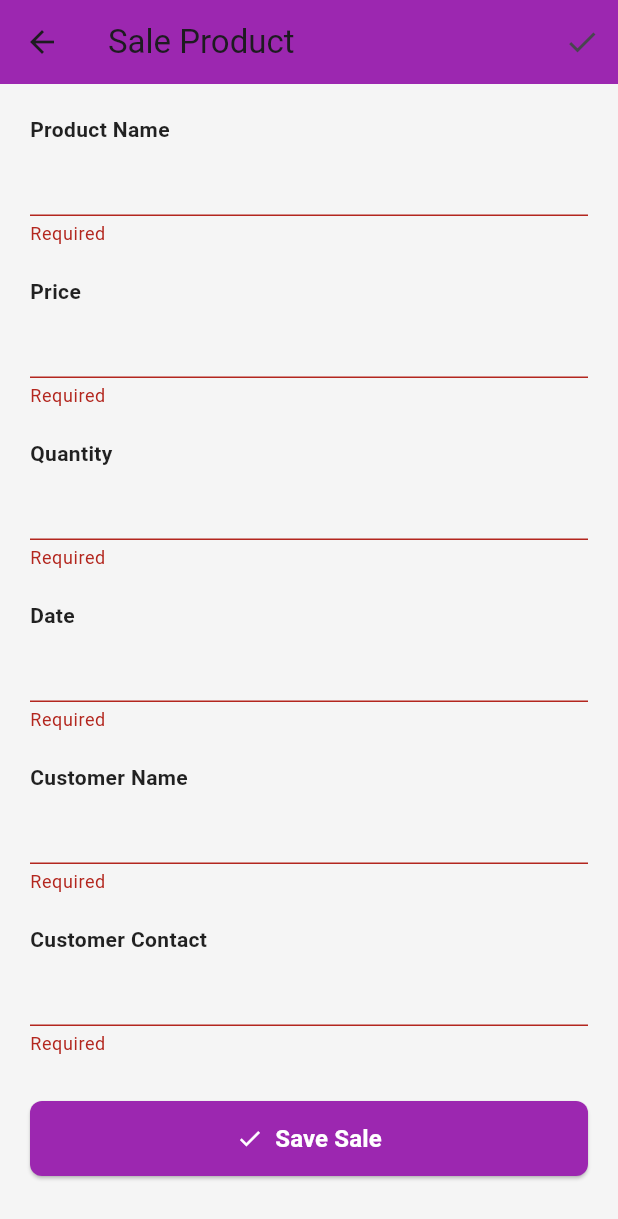
After one commit to muhammadmuneebmanzoor/inventory_managment_system_app_dev_project, a Flutter app: the SaleProductPage screen opened directly, after a tap on "Save Sale", on a phone screen of 412 x 824 dp. The commit adds this screen. Shown: the top 1219 px of the screen. Run offline on Flutter 3.47's test engine with Material 3 defaults, Android fonts, the phone set to English and light mode, and no system bars; our stand-ins replace image_picker.

Commit message:
update sale product page form fields, and add save sale action button

```diff
--- a/lib/auth_page.dart
+++ b/lib/auth_page.dart
@@ -20,11 +20,10 @@ class _AuthPageState extends State<AuthPage> {
   void _submit() {
     if (_formKey.currentState!.validate()) {
       if (isLoginMode) {
-        // Login success -> Animate and navigate to Dashboard
         Navigator.pushReplacement(
           context,
           PageRouteBuilder(
-            pageBuilder: (context, animation, secondaryAnimation) => const DashboardPage(),
+            pageBuilder: (context, animation, secondaryAnimation) => DashboardPage(),
             transitionsBuilder: (context, animation, secondaryAnimation, child) {
               return FadeTransition(
                 opacity: animation,
@@ -41,7 +40,6 @@ class _AuthPageState extends State<AuthPage> {
           ),
         );
       } else {
-        // Sign up success -> Show popup dialog
         showDialog(
           context: context,
           barrierDismissible: false,
@@ -60,9 +58,9 @@ class _AuthPageState extends State<AuthPage> {
                 ElevatedButton(
                   style: ElevatedButton.styleFrom(backgroundColor: Colors.purple, foregroundColor: Colors.white),
                   onPressed: () {
-                    Navigator.of(context).pop(); // Close dialog
+                    Navigator.of(context).pop();
                     setState(() {
-                      isLoginMode = true; // Switch back to login
+                      isLoginMode = true;
                       _formKey.currentState?.reset();
                       _passwordController.clear();
                     });
--- a/lib/dashboard.dart
+++ b/lib/dashboard.dart
@@ -3,7 +3,7 @@ import 'add_product_page.dart';
 import 'add_vendor_page.dart';
 import 'product_list_page.dart';
 import 'vendor_list_page.dart';
-import 'purchase_detail_page.dart';
+import 'sale_product_page.dart';
 
 class DashboardPage extends StatelessWidget {
   const DashboardPage({super.key});
@@ -69,7 +69,12 @@ class DashboardPage extends StatelessWidget {
                     child: _buildDashboardCard(
                       title: 'Sale Product',
                       icon: Icons.remove_shopping_cart,
-                      onTap: () {},
+                      onTap: () {
+                        Navigator.push(
+                          context,
+                          MaterialPageRoute(builder: (context) => const SaleProductPage()),
+                        );
+                      },
                     ),
                   ),
                 ],
@@ -118,14 +123,7 @@ class DashboardPage extends StatelessWidget {
                     child: _buildDashboardCard(
                       title: 'Purchase Detail',
                       icon: Icons.receipt_long,
-                      onTap: () {
-                        Navigator.push(
-                          context,
-                          MaterialPageRoute(
-                            builder: (context) => const PurchaseDetailPage(),
-                          ),
-                        );
-                      },
+                      onTap: () {},
                     ),
                   ),
                   const SizedBox(width: 12),
--- /dev/null
+++ b/lib/sale_product_page.dart
@@ -0,0 +1,231 @@
+import 'package:flutter/material.dart';
+
+class SaleProductPage extends StatefulWidget {
+  const SaleProductPage({super.key});
+
+  @override
+  State<SaleProductPage> createState() => _SaleProductPageState();
+}
+
+class _SaleProductPageState extends State<SaleProductPage> {
+  final _formKey = GlobalKey<FormState>();
+
+  final TextEditingController _productNameController = TextEditingController();
+  final TextEditingController _priceController = TextEditingController();
+  final TextEditingController _quantityController = TextEditingController();
+  final TextEditingController _dateController = TextEditingController();
+  final TextEditingController _customerNameController = TextEditingController();
+  final TextEditingController _customerContactController = TextEditingController();
+
+  final List<String> _dummyProducts = ['Mouse', 'Keyboard', 'Monitor', 'Laptop', 'Pen'];
+
+  Future<void> _selectDate(BuildContext context) async {
+    final DateTime? picked = await showDatePicker(
+      context: context,
+      initialDate: DateTime.now(),
+      firstDate: DateTime(2000),
+      lastDate: DateTime(2101),
+    );
+    if (picked != null) {
+      setState(() {
+        _dateController.text = "${picked.day}/${picked.month}/${picked.year}";
+      });
+    }
+  }
+
+  void _completeSale() {
+    if (_formKey.currentState!.validate()) {
+      showDialog(
+        context: context,
+        builder: (context) => AlertDialog(
+          title: const Text('Success'),
+          content: const Text('Sale recorded successfully!'),
+          actions: [
+            ElevatedButton(
+              style: ElevatedButton.styleFrom(
+                backgroundColor: Colors.purple,
+                foregroundColor: Colors.white,
+              ),
+              onPressed: () {
+                Navigator.pop(context);
+                Navigator.pop(context);
+              },
+              child: const Text('OK'),
+            ),
+          ],
+        ),
+      );
+    }
+  }
+
+  @override
+  void dispose() {
+    _productNameController.dispose();
+    _priceController.dispose();
+    _quantityController.dispose();
+    _dateController.dispose();
+    _customerNameController.dispose();
+    _customerContactController.dispose();
+    super.dispose();
+  }
+
+  @override
+  Widget build(BuildContext context) {
+    return Scaffold(
+      appBar: AppBar(
+        title: const Text('Sale Product'),
+        backgroundColor: Colors.purple,
+        elevation: 0,
+        actions: [
+          IconButton(
+            icon: const Icon(Icons.check),
+            onPressed: _completeSale,
+          ),
+        ],
+      ),
+      body: SafeArea(
+        child: SingleChildScrollView(
+          padding: const EdgeInsets.all(20.0),
+          child: Form(
+            key: _formKey,
+            child: Column(
+              crossAxisAlignment: CrossAxisAlignment.start,
+              children: [
+                const Text(
+                  'Product Name',
+                  style: TextStyle(fontWeight: FontWeight.bold, color: Colors.black87),
+                ),
+                Autocomplete<String>(
+                  optionsBuilder: (TextEditingValue textEditingValue) {
+                    if (textEditingValue.text == '') {
+                      return const Iterable<String>.empty();
+                    }
+                    return _dummyProducts.where((String option) {
+                      return option.toLowerCase().contains(textEditingValue.text.toLowerCase());
+                    });
+                  },
+                  onSelected: (String selection) {
+                    _productNameController.text = selection;
+                  },
+                  fieldViewBuilder: (context, controller, focusNode, onFieldSubmitted) {
+                    return TextFormField(
+                      controller: controller,
+                      focusNode: focusNode,
+                      decoration: const InputDecoration(
+                        hintText: '',
+                      ),
+                      validator: (v) => v == null || v.trim().isEmpty ? 'Required' : null,
+                    );
+                  },
+                ),
+                const SizedBox(height: 20),
+                const Text(
+                  'Price',
+                  style: TextStyle(fontWeight: FontWeight.bold, color: Colors.black87),
+                ),
+                TextFormField(
+                  controller: _priceController,
+                  keyboardType: const TextInputType.numberWithOptions(decimal: true),
+                  decoration: const InputDecoration(
+                    hintText: '',
+                  ),
+                  validator: (v) {
+                    if (v == null || v.trim().isEmpty) return 'Required';
+                    if (double.tryParse(v.trim()) == null) return 'Enter a valid price';
+                    return null;
+                  },
+                ),
+                const SizedBox(height: 20),
+                const Text(
+                  'Quantity',
+                  style: TextStyle(fontWeight: FontWeight.bold, color: Colors.black87),
+                ),
+                TextFormField(
+                  controller: _quantityController,
+                  keyboardType: TextInputType.number,
+                  decoration: const InputDecoration(
+                    hintText: '',
+                  ),
+                  validator: (v) {
+                    if (v == null || v.trim().isEmpty) return 'Required';
+                    if (int.tryParse(v.trim()) == null) return 'Enter a valid number';
+                    return null;
+                  },
+                ),
+                const SizedBox(height: 20),
+                const Text(
+                  'Date',
+                  style: TextStyle(fontWeight: FontWeight.bold, color: Colors.black87),
+                ),
+                TextFormField(
+                  controller: _dateController,
+                  readOnly: true,
+                  onTap: () => _selectDate(context),
+                  decoration: const InputDecoration(
+                    hintText: '',
+                  ),
+                  validator: (v) => v == null || v.trim().isEmpty ? 'Required' : null,
+                ),
+                const SizedBox(height: 20),
+                const Text(
+                  'Customer Name',
+                  style: TextStyle(fontWeight: FontWeight.bold, color: Colors.black87),
+                ),
+                TextFormField(
+                  controller: _customerNameController,
+                  decoration: const InputDecoration(
+                    hintText: '',
+                  ),
+                  validator: (v) => v == null || v.trim().isEmpty ? 'Required' : null,
+                ),
+                const SizedBox(height: 20),
+                const Text(
+                  'Customer Contact',
+                  style: TextStyle(fontWeight: FontWeight.bold, color: Colors.black87),
+                ),
+                TextFormField(
+                  controller: _customerContactController,
+                  keyboardType: TextInputType.phone,
+                  decoration: const InputDecoration(
+                    hintText: '',
+                  ),
+                  validator: (v) {
+                    if (v == null || v.trim().isEmpty) return 'Required';
+                    if (v.trim().length < 8) return 'Enter a valid contact number';
+                    return null;
+                  },
+                ),
+                const SizedBox(height: 30),
+                SizedBox(
+                  width: double.infinity,
+                  height: 50,
+                  child: ElevatedButton(
+                    style: ElevatedButton.styleFrom(
+                      backgroundColor: Colors.purple,
+                      foregroundColor: Colors.white,
+                      shape: RoundedRectangleBorder(
+                        borderRadius: BorderRadius.circular(8),
+                      ),
+                    ),
+                    onPressed: _completeSale,
+                    child: const Row(
+                      mainAxisAlignment: MainAxisAlignment.center,
+                      children: [
+                        Icon(Icons.check),
+                        SizedBox(width: 8),
+                        Text(
+                          'Save Sale',
+                          style: TextStyle(fontSize: 16, fontWeight: FontWeight.bold),
+                        ),
+                      ],
+                    ),
+                  ),
+                ),
+              ],
+            ),
+          ),
+        ),
+      ),
+    );
+  }
+}
```
